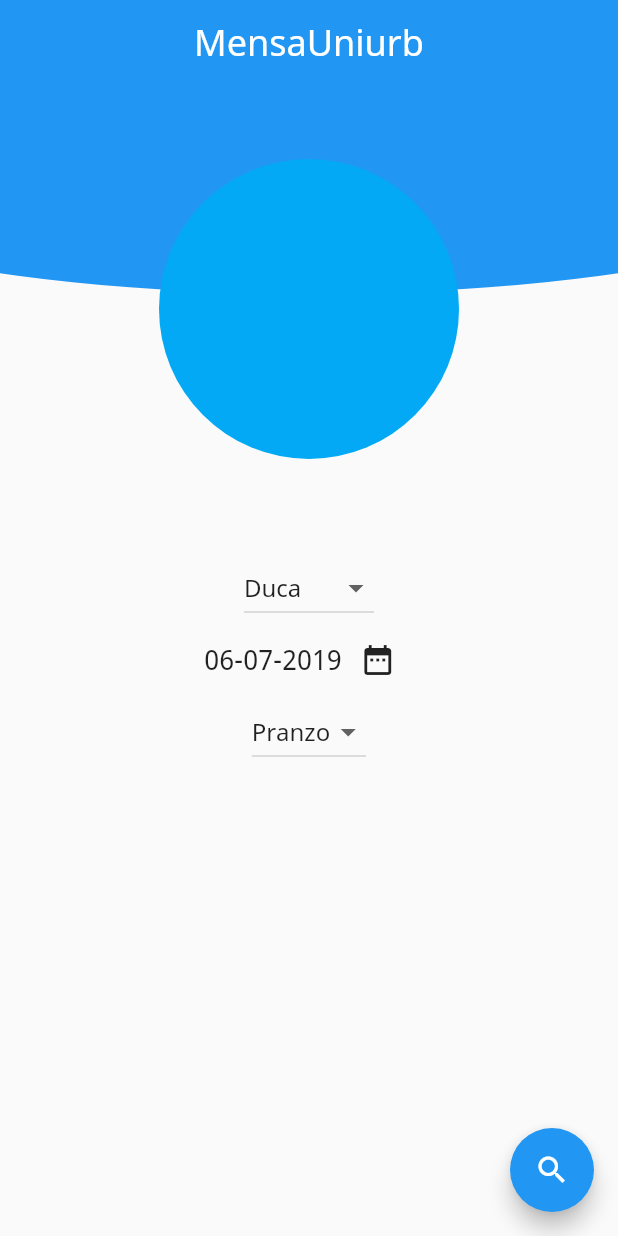
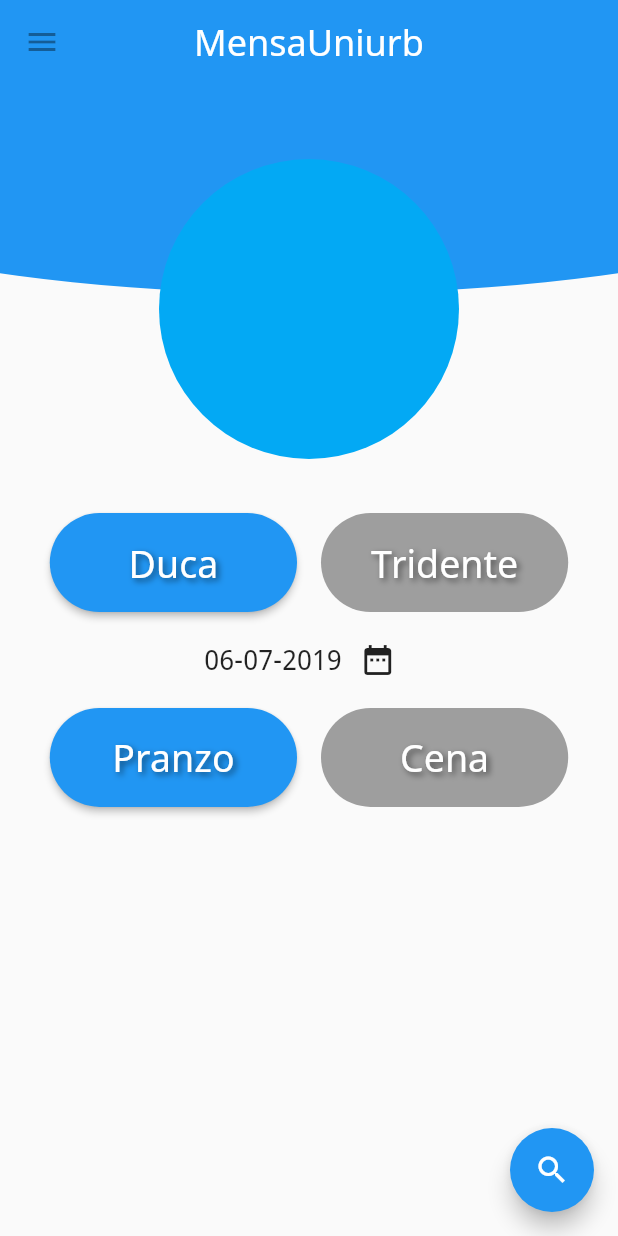
Before and after one commit to GitWizards/MensaUniurbBot, a Flutter app: the screen it shows after launch, on a phone screen of 412 x 824 dp. Run offline on Flutter 3.47's test engine with Material 2 defaults, Android fonts, the phone set to English and light mode, and no system bars.

Commit message:
Implemented sample button pair

```diff
--- a/mensa_uniurb_app/lib/main.dart
+++ b/mensa_uniurb_app/lib/main.dart
@@ -1,4 +1,5 @@
 import 'dart:convert';
+import 'dart:ui';
 
 import 'package:flutter/cupertino.dart';
 import 'package:flutter/material.dart';
@@ -55,62 +56,45 @@ class _SearchScreenState extends State<SearchScreen> {
   String date = DateFormat('MM-dd-yyyy').format(DateTime.now());
   String meal = "lunch";
 
+  bool kitchenButton = true;
+
   // Build widget function
   @override
   Widget build(BuildContext context) {
     return Scaffold(
       // Top appbar with title
       appBar: AppBar(
-        title: Text(
-          widget.title,
-          style: TextStyle(fontSize: 24),
+        title: Text(widget.title, style: TextStyle(fontSize: 24)),
+        centerTitle: true,
+        leading: IconButton(icon: Icon(Icons.menu)),
+        flexibleSpace: CustomPaint(
+          painter: CircleAppBar(),
+          child: Padding(
+            padding: const EdgeInsets.only(top: 80.0),
+            child: CircleAvatar(
+              backgroundColor: Colors.black,
+            ),
+          ),
         ),
-        centerTitle: true,
-        // leading: IconButton(
-        //   icon: Icon(Icons.menu),
-        // ),
-        flexibleSpace: CustomPaint(painter: CircleAppBar()),
       ),
+
       // Body of the screen
       body: Column(
           mainAxisAlignment: MainAxisAlignment.center,
           children: <Widget>[
             Column(
               children: <Widget>[
-                new Row(
-                  // Select kitchen
+                buttonPair("Duca", "duca", "Tridente", "tridente"),
+                Row(
                   children: <Widget>[
-                    DropdownButton(
-                      value: kitchen,
-                      items: [
-                        DropdownMenuItem(
-                          value: "duca",
-                          child: Text("Duca"),
-                        ),
-                        DropdownMenuItem(
-                          value: "tridente",
-                          child: Text("Tridente"),
-                        ),
-                      ],
-                      onChanged: (value) {
-                        setState(() {
-                          kitchen = value;
-                        });
-                      },
-                    ),
-                  ],
-                  mainAxisAlignment: MainAxisAlignment.center,
-                ),
-                new Row(
-                  children: <Widget>[
-                    new Container(
+                    Container(
                       child: Text(
                         "$date",
                         style: TextStyle(fontSize: 18),
                       ),
                     ),
-                    new IconButton(
-                      icon: new Icon(
+                    IconButton(
+                      icon: Icon(
                         Icons.date_range,
                       ),
                       onPressed: () => _showDateTimePicker(context),
@@ -118,29 +102,7 @@ class _SearchScreenState extends State<SearchScreen> {
                   ],
                   mainAxisAlignment: MainAxisAlignment.center,
                 ),
-                new Row(
-                  children: <Widget>[
-                    DropdownButton(
-                      value: meal,
-                      items: [
-                        DropdownMenuItem(
-                          value: "lunch",
-                          child: Text("Pranzo"),
-                        ),
-                        DropdownMenuItem(
-                          value: "dinner",
-                          child: Text("Cena"),
-                        ),
-                      ],
-                      onChanged: (value) {
-                        setState(() {
-                          meal = value;
-                        });
-                      },
-                    ),
-                  ],
-                  mainAxisAlignment: MainAxisAlignment.center,
-                )
+                buttonPair("Pranzo", "lunch", "Cena", "dinner"),
               ],
             ),
           ]),
@@ -173,6 +135,74 @@ class _SearchScreenState extends State<SearchScreen> {
       if (selected != null) date = DateFormat('MM-dd-yyyy').format(selected);
     });
   }
+
+  Widget buttonPair(String text1, String value1, String text2, String value2) {
+    return Row(
+      // Select kitchen
+      children: <Widget>[
+        Padding(
+          padding: const EdgeInsets.all(8.0),
+          child: Container(
+            child: RaisedButton(
+              child: Text(
+                text1,
+                style: TextStyle(
+                  fontSize: 25,
+                  color: Colors.white,
+                  shadows: <Shadow>[
+                    Shadow(
+                        color: Colors.black54,
+                        offset: Offset(2.0, 2.0),
+                        blurRadius: 5.0)
+                  ],
+                ),
+              ),
+              shape: StadiumBorder(),
+              color: Colors.blue,
+              disabledColor: Colors.grey,
+              onPressed: !kitchenButton ? null : () => setKitchen(value1),
+            ),
+            width: MediaQuery.of(context).size.width * 0.4,
+            height: MediaQuery.of(context).size.height * 0.08,
+          ),
+        ),
+        Padding(
+          padding: const EdgeInsets.all(8.0),
+          child: Container(
+            child: RaisedButton(
+              child: Text(
+                text2,
+                style: TextStyle(
+                  fontSize: 25,
+                  color: Colors.white,
+                  shadows: <Shadow>[
+                    Shadow(
+                        color: Colors.black54,
+                        offset: Offset(2.0, 2.0),
+                        blurRadius: 5.0)
+                  ],
+                ),
+              ),
+              shape: StadiumBorder(),
+              color: Colors.blue,
+              disabledColor: Colors.grey,
+              onPressed: kitchenButton ? null : () => setKitchen(value2),
+            ),
+            width: MediaQuery.of(context).size.width * 0.4,
+            height: MediaQuery.of(context).size.height * 0.08,
+          ),
+        ),
+      ],
+      mainAxisAlignment: MainAxisAlignment.center,
+    );
+  }
+
+  void setKitchen(String value) {
+    setState(() {
+      kitchenButton = !kitchenButton;
+      kitchen = value;
+    });
+  }
 }
 
 class ResultScreen extends StatelessWidget {
@@ -183,12 +213,12 @@ class ResultScreen extends StatelessWidget {
 
     return Scaffold(
       appBar: AppBar(),
-      body: new FutureBuilder(
+      body: FutureBuilder(
         future: getList(args),
         builder: (BuildContext context, AsyncSnapshot<List> snapshot) {
           if (!snapshot.hasData) {
             // Display during loading
-            return new Center(
+            return Center(
               // Loading animation
               child: CircularProgressIndicator(),
             );
@@ -198,12 +228,12 @@ class ResultScreen extends StatelessWidget {
             // If some content exists
             if (content.isNotEmpty) {
               // Create and return the list
-              return new Column(children: <Widget>[
+              return Column(children: <Widget>[
                 Expanded(child: ListView(children: content)),
               ]);
             } else {
               // If the result is empty display something else
-              return new Center(
+              return Center(
                 child: Text("Empty"),
               );
             }
@@ -219,12 +249,13 @@ class ResultScreen extends StatelessWidget {
     Map result = {};
 
     // Create an empty list
-    List<Widget> list = new List();
+    List<Widget> list = List();
 
     // Make the url with the arguments from the previous screen
     var url =
         'http://51.158.173.57:9543/${args.kitchen}/${args.date}/${args.meal}';
 
+    print(url);
     // Send the request
     var response = await http.get(url);
 
--- a/mensa_uniurb_app/pubspec.yaml
+++ b/mensa_uniurb_app/pubspec.yaml
@@ -19,9 +19,9 @@ dev_dependencies:
     sdk: flutter
 
 
-# The following section is specific to Flutter.
 flutter:
   uses-material-design: true
+
   fonts:
     - family: Noto
       fonts:
```
